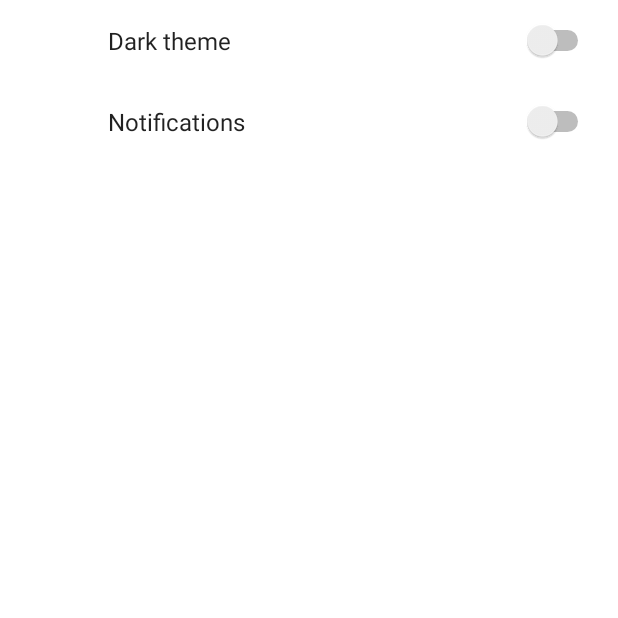
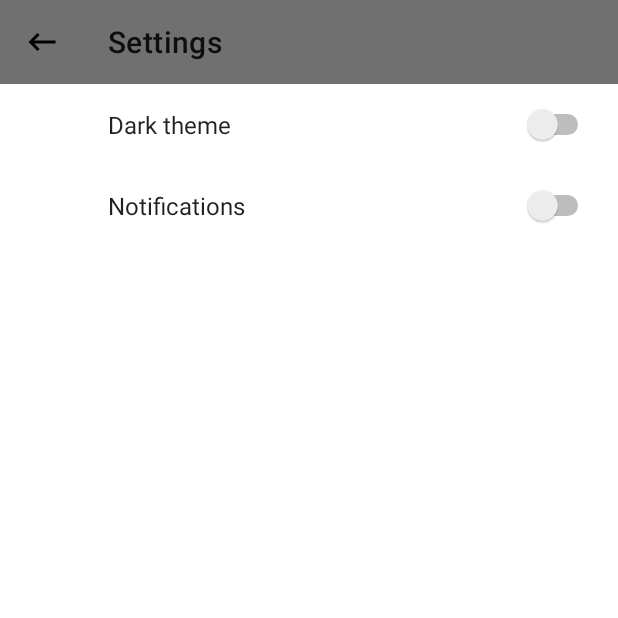
Before and after one commit to OSLL/practice20-reddit_client, an Android app: the SettingsActivity screen opened directly, with no data from a screen before it, on a phone screen of 412 x 824 dp, the top half of it. Run offline under Robolectric (Android 15) with nearby library versions, the phone set to English and light mode, and no system bars; our stand-ins replace androidx.preference.

Commit message:
подключил сеттингсы и уведовлемния

```diff
--- a/app/src/main/java/com/makentoshe/androidgithubcitemplate/SettingsActivity.kt
+++ b/app/src/main/java/com/makentoshe/androidgithubcitemplate/SettingsActivity.kt
@@ -1,9 +1,12 @@
 package com.makentoshe.androidgithubcitemplate
 
 import android.os.Bundle
+import android.widget.ImageView
 import androidx.appcompat.app.AppCompatActivity
+import androidx.appcompat.widget.Toolbar
 import androidx.preference.PreferenceFragmentCompat
 import com.example.xml.R
+import kotlinx.android.synthetic.main.settings_activity.*
 
 class SettingsActivity : AppCompatActivity() {
 
@@ -15,6 +18,9 @@ class SettingsActivity : AppCompatActivity() {
             .replace(R.id.settings, SettingsFragment())
             .commit()
         supportActionBar?.setDisplayHomeAsUpEnabled(true)
+        findViewById<Toolbar>(R.id.settings_bar2).setNavigationOnClickListener {
+            onBackPressed()
+        }
     }
 
     class SettingsFragment : PreferenceFragmentCompat() {
--- a/app/src/main/java/com/makentoshe/androidgithubcitemplate/fragments/AccountFragment.kt
+++ b/app/src/main/java/com/makentoshe/androidgithubcitemplate/fragments/AccountFragment.kt
@@ -24,6 +24,10 @@ class AccountFragment : Fragment {
             val intent = Intent(activity, SettingsActivity::class.java)
             startActivity(intent)
         }
+        view.findViewById<ImageView>(R.id.notificationButton).setOnClickListener {
+            var bottomSheetFragment = BottomSheetFragment()
+            bottomSheetFragment.show(requireActivity().supportFragmentManager, BottomSheetFragment::class.simpleName)
+        }
         return view
     }
 }
--- a/app/src/main/res/layout/settings_activity.xml
+++ b/app/src/main/res/layout/settings_activity.xml
@@ -1,9 +1,30 @@
-<LinearLayout xmlns:android="http://schemas.android.com/apk/res/android"
+<RelativeLayout xmlns:app="http://schemas.android.com/apk/res-auto"
+    xmlns:android="http://schemas.android.com/apk/res/android"
     android:layout_width="match_parent"
     android:layout_height="match_parent">
+
+    <androidx.appcompat.widget.Toolbar
+        android:id="@+id/settings_bar2"
+        android:layout_width="45dp"
+        android:layout_height="wrap_content"
+        android:layout_alignParentStart="true"
+        android:layout_alignParentTop="true"
+        android:layout_alignParentEnd="true"
+        android:layout_marginStart="0dp"
+        android:layout_marginTop="0dp"
+        android:layout_marginEnd="0dp"
+        android:layout_weight="1"
+        android:background="@color/colorAccent"
+        android:minHeight="?attr/actionBarSize"
+        android:theme="?attr/actionBarTheme"
+        app:navigationIcon="@drawable/ic_keyboard_backspace_24px"
+        app:title="@string/title_activity_settings" />
 
     <FrameLayout
         android:id="@+id/settings"
         android:layout_width="match_parent"
-        android:layout_height="match_parent" />
-</LinearLayout>
+        android:layout_height="match_parent"
+        android:layout_below="@+id/settings_bar2"
+        android:layout_marginTop="0dp" />
+
+</RelativeLayout>
```
Also changed, not shown: app/src/main/java/com/makentoshe/androidgithubcitemplate/fragments/BottomSheetFragment.kt (added, +22 -0 lines), app/src/main/res/layout/bottom_sheet.xml (added, +42 -0 lines).
